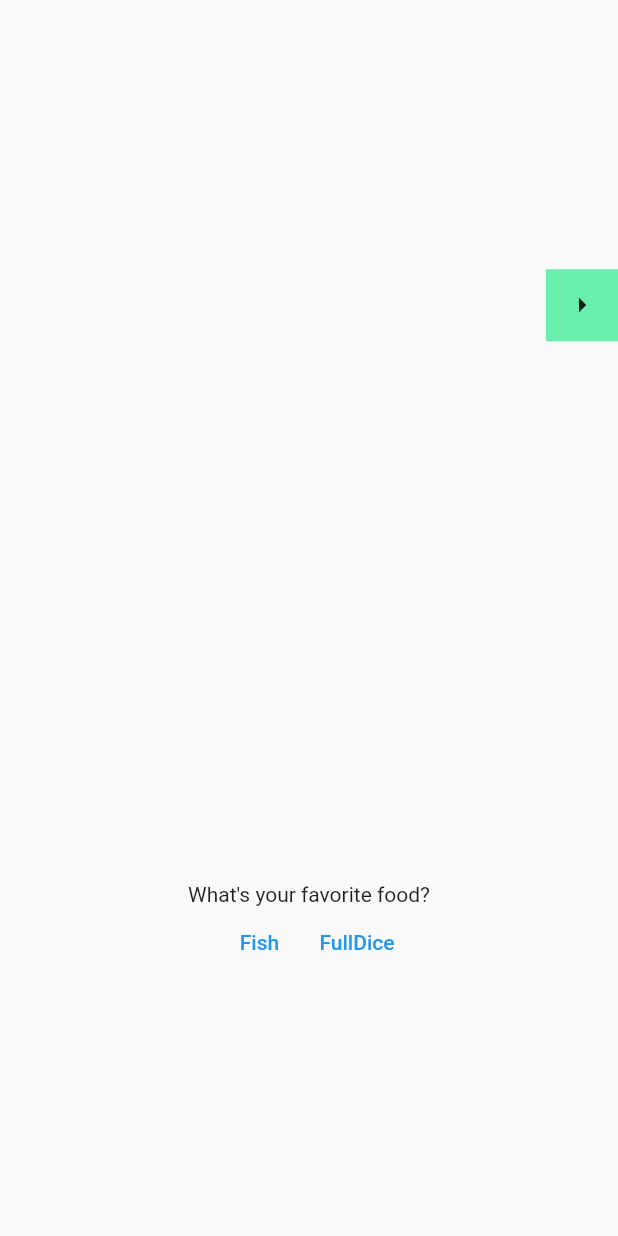
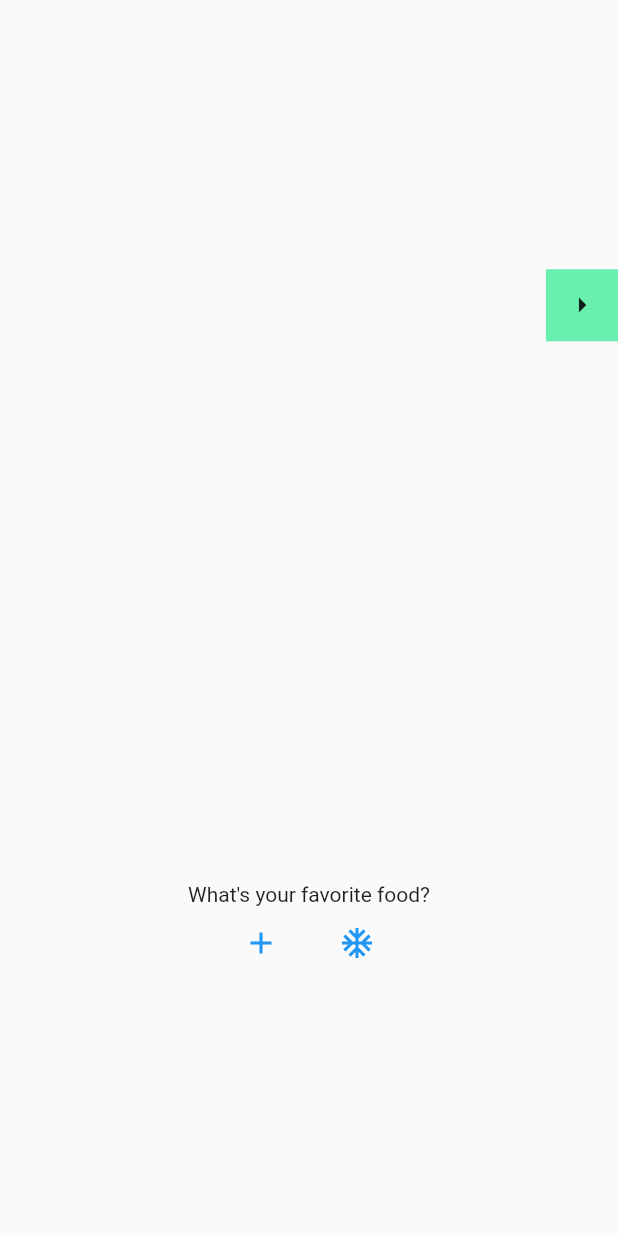
Before and after one commit to MarceloJSCesar/Challenge, a Flutter app: the screen it shows after launch, on a phone screen of 412 x 824 dp. Run offline on Flutter 3.47's test engine with Material 2 defaults, Android fonts, the phone set to English and light mode, and no system bars.

Commit message:
icon as a question added

```diff
--- a/challenge/lib/views/home_view.dart
+++ b/challenge/lib/views/home_view.dart
@@ -13,9 +13,11 @@ class _HomeViewState extends State<HomeView> {
       'question': 'What\'s your favorite food?',
       'answers': [
         {
-          'answer': 'Fish',
+          'answer': Icon(Icons.add),
         },
-        {'answer': 'FullDice'}
+        {
+          'answer': Icon(Icons.ac_unit),
+        }
       ],
     },
     {
@@ -38,6 +40,13 @@ class _HomeViewState extends State<HomeView> {
       ],
     }
   ];
+
+  // List<Icon> iconsQuestion = [
+  //   Icon(Icons.add),
+  //   Icon(Icons.youtube_searched_for),
+  //   Icon(Icons.outlet_rounded),
+  //   Icon(Icons.ac_unit)
+  // ];
   void nextQuestion() {
     setState(() {
       _indexPos += 1;
@@ -100,12 +109,14 @@ class _HomeViewState extends State<HomeView> {
                               crossAxisAlignment: CrossAxisAlignment.center,
                               children: <Widget>[
                                 ...(_question[_indexPos]['answers']
-                                        as List<Map<String, Object>>)
+                                        as List<Map<String, dynamic>>)
                                     .map((answer) {
                                   return TextButton(
-                                    child: Text(
-                                      answer['answer'],
-                                    ),
+                                    // djam sabi undi ki nha question do tipo icon sta,
+                                    // purisso nsta fazel directo usanso um ternario
+                                    child: _indexPos == 0
+                                        ? answer['answer']
+                                        : Text(answer['answer']),
                                     onPressed: () => nextQuestion(),
                                   );
                                 }).toList(),
```
